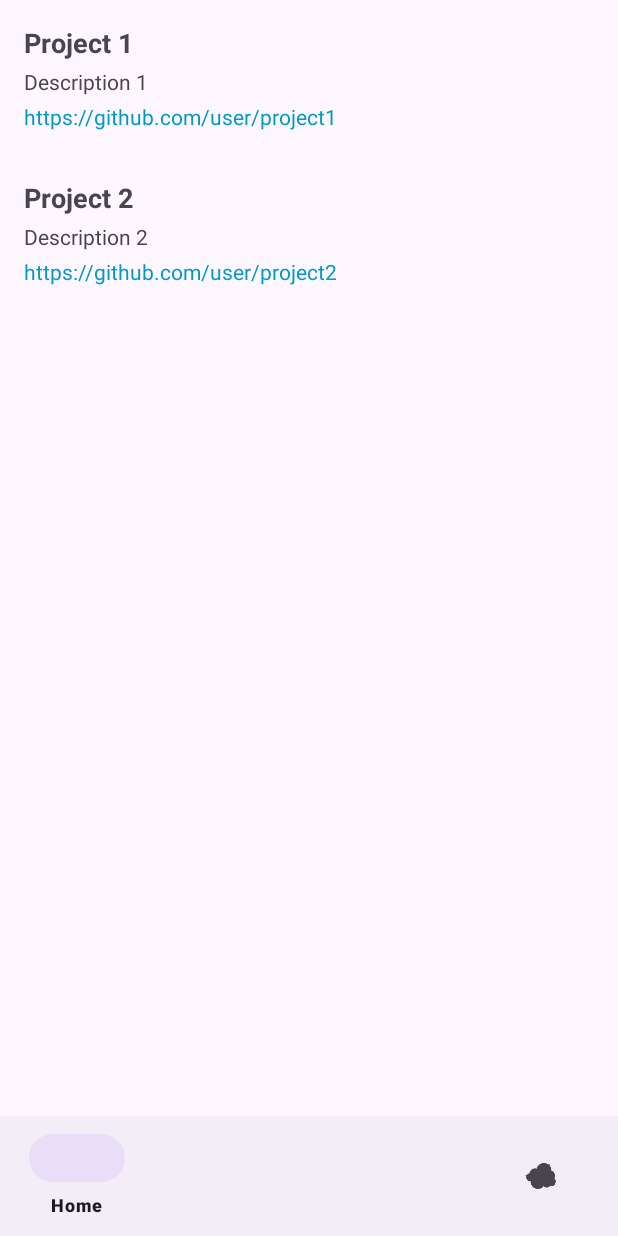
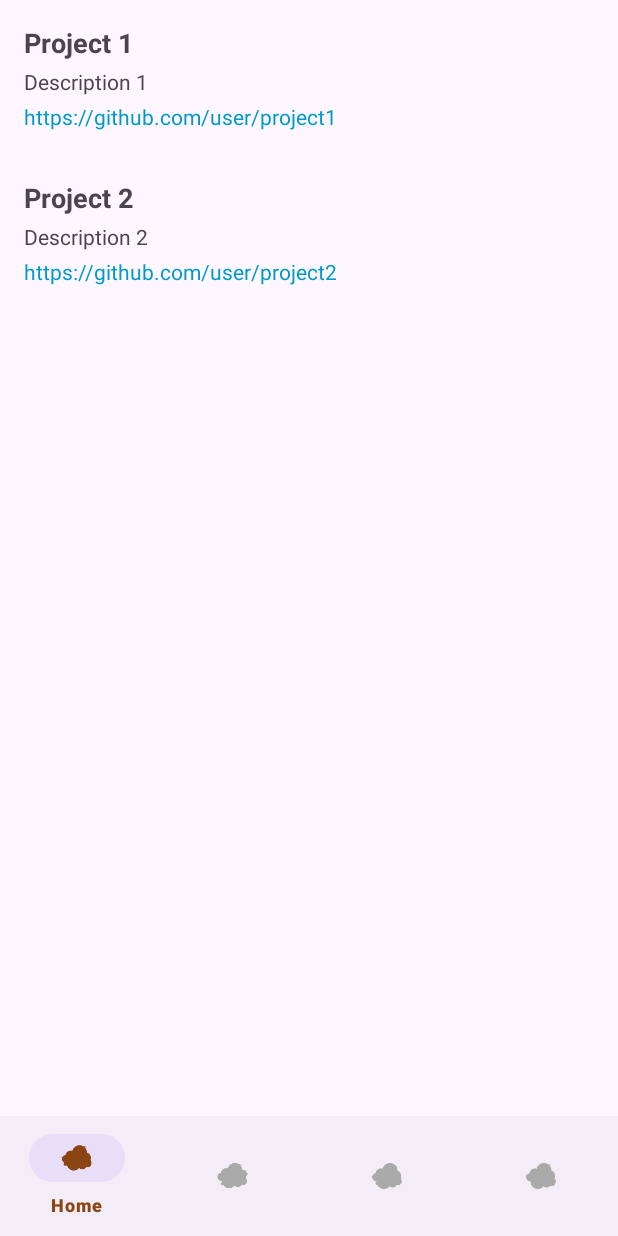
Before and after one commit to imufiii/OtherSide, an Android app: the screen it shows after launch (MainActivity), on a phone screen of 412 x 824 dp. Run offline under Robolectric (Android 15) with nearby library versions, the phone set to English and light mode, and no system bars.

Commit message:
adde some logo for the bottom navigation

```diff
--- a/app/src/main/res/layout/activity_main.xml
+++ b/app/src/main/res/layout/activity_main.xml
@@ -21,5 +21,7 @@
         android:layout_width="match_parent"
         android:layout_height="wrap_content"
         android:layout_alignParentBottom="true"
+        app:itemIconTint="@color/bottom_nav_item_color"
+        app:itemTextColor="@color/bottom_nav_item_color"
         app:menu="@menu/bottom_navigation_menu" />
 </RelativeLayout>
--- a/app/src/main/res/menu/bottom_navigation_menu.xml
+++ b/app/src/main/res/menu/bottom_navigation_menu.xml
@@ -3,18 +3,18 @@
     <item
         android:id="@+id/nav_home"
         android:title="@string/home"
-        />
+        android:icon="@drawable/icons8_home_100"/>
     <item
         android:id="@+id/nav_search"
         android:title="@string/search"
-        />
+        android:icon="@mipmap/search"/>
     <item
         android:id="@+id/nav_add"
         android:title="@string/add"
-      />
+        android:icon="@drawable/icons8_add_100"/>
 
     <item
         android:id="@+id/nav_profile"
         android:title="@string/profile"
-        android:icon="@mipmap/customer_foreground"/>
+        android:icon="@drawable/icons8_customer_100"/>
 </menu>
```
Also changed, not shown: app/src/main/res/drawable/icons8_add_100.png (added), app/src/main/res/drawable/icons8_customer_100.png (added), app/src/main/res/drawable/icons8_home_100.png (added), app/src/main/res/drawable/icons8_search_100.png (added).
